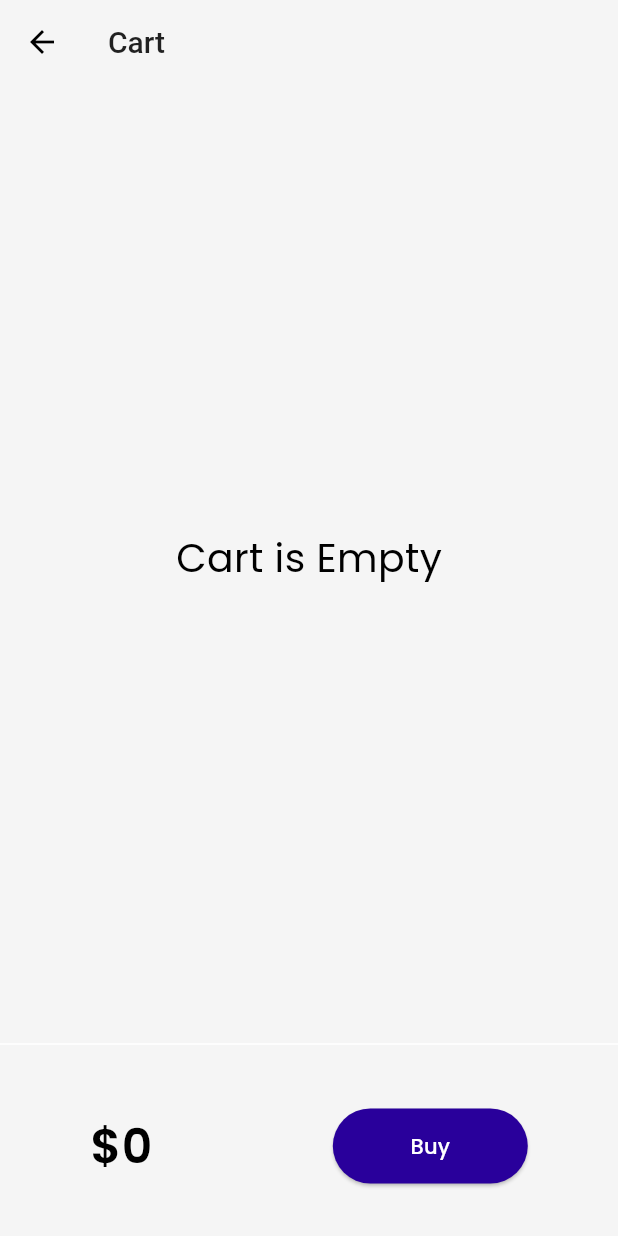
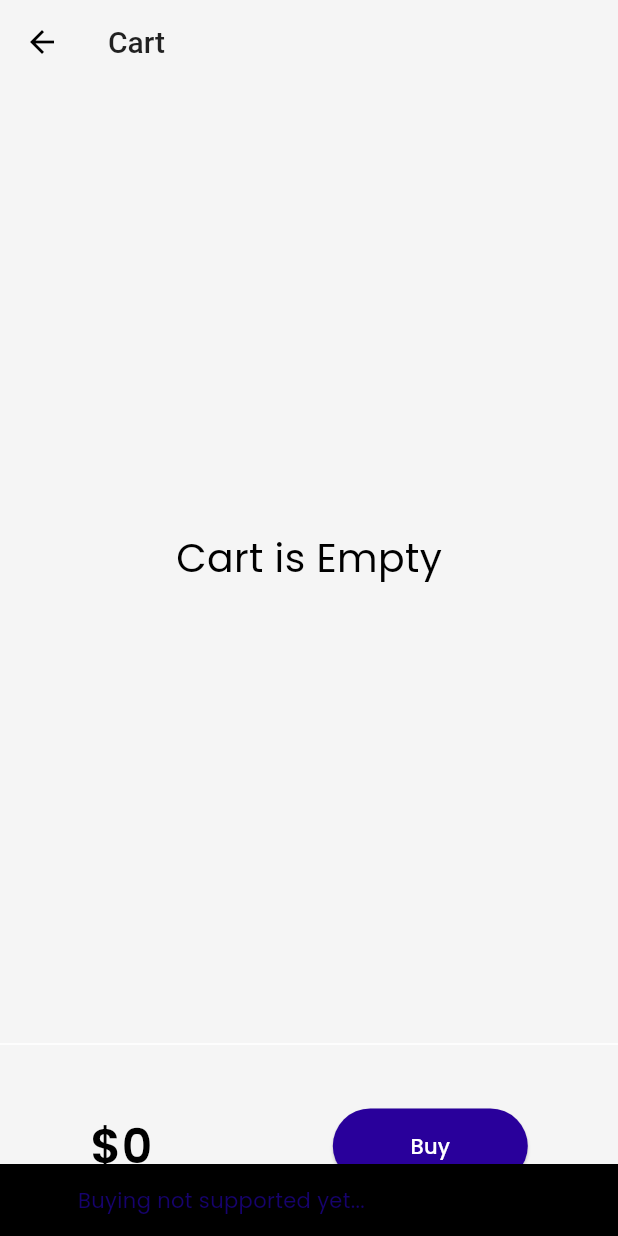
Before and after one commit to RajatKhoware/30_days_of_flutter, a Flutter app: the CartPage screen opened by its route, after a tap on "Buy", on a phone screen of 412 x 824 dp. Run offline on Flutter 3.47's test engine with Material 2 defaults, Android fonts, the phone set to English and light mode, and no system bars; drawn by our look-alikes of velocity_x; our stand-ins replace google_fonts; network calls fail.

Commit message:
small changes

```diff
--- a/lib/models/catalog.dart
+++ b/lib/models/catalog.dart
@@ -1,4 +1,3 @@
-import 'package:flutter/foundation.dart';
 import 'package:flutter_application_1/models/cart_model.dart';
 
 class CatalogModel {
--- a/lib/pages/cart.dart
+++ b/lib/pages/cart.dart
@@ -1,7 +1,6 @@
 import 'package:flutter/material.dart';
 import 'package:flutter_application_1/models/cart_model.dart';
 import 'package:velocity_x/velocity_x.dart';
-
 import '../core/my_store.dart';
 
 class CartPage extends StatelessWidget {
@@ -51,11 +50,11 @@ class _CartTotal extends StatelessWidget {
           ElevatedButton(
             onPressed: () {
               ScaffoldMessenger.of(context).showSnackBar(SnackBar(
-                content: "Buying not supported yet..."
+                content: "       Buying not supported yet..."
                     .text
                     .color(context.accentColor)
                     .make(),
-                duration: Duration(milliseconds: 100),
+                duration: Duration(milliseconds: 1200),
               ));
             },
             style: ButtonStyle(
--- a/lib/pages/home_page.dart
+++ b/lib/pages/home_page.dart
@@ -54,11 +54,11 @@ class _HomePageState extends State<HomePage> {
     return Scaffold(
       backgroundColor: context.canvasColor,
       floatingActionButton: VxBuilder(
-        mutations: {AddMutation, RemoveMutation},
+        mutations: const {AddMutation, RemoveMutation},
         builder: (context, _, BuildContext) => FloatingActionButton(
           onPressed: (() => Navigator.pushNamed(context, MyRoutes.cartRoute)),
+          backgroundColor: context.theme.buttonColor,
           child: Icon(CupertinoIcons.cart),
-          backgroundColor: context.theme.buttonColor,
         ).badge(
             color: context.accentColor,
             size: 20,
--- a/lib/pages/login_page.dart
+++ b/lib/pages/login_page.dart
@@ -95,7 +95,7 @@ class _LoginPageState extends State<LoginPage> {
                   height: 20.0,
                 ),
                 Material(
-                  color: context.accentColor,
+                  color: context.theme.colorScheme.secondaryContainer,
                   borderRadius: BorderRadius.circular(changebutton ? 50 : 10),
                   child: InkWell(
                     onTap: () => moveToHome(context),
--- a/lib/widgets/home_widgets/catalog_image.dart
+++ b/lib/widgets/home_widgets/catalog_image.dart
@@ -1,6 +1,5 @@
 import 'package:flutter/material.dart';
 import 'package:velocity_x/velocity_x.dart';
-import '../../widgets/theme.dart';
 
 class CatalogImage extends StatelessWidget {
   const CatalogImage({Key? key,required this.image,})  : assert(image != null),super(key: key);
--- a/lib/widgets/theme.dart
+++ b/lib/widgets/theme.dart
@@ -13,9 +13,10 @@ class MyTheme {
         canvasColor: creamColor,
         buttonColor: darkBluishColor,
         colorScheme: ColorScheme.fromSwatch().copyWith(
-          secondary: darkBluishColor,
           primary: Color.fromARGB(255, 41, 0, 155),
           primaryContainer: Colors.black,
+          secondary: darkBluishColor,
+          secondaryContainer: darkBluishColor,
         ),
         appBarTheme: AppBarTheme(
           color: Colors.white,
@@ -32,9 +33,11 @@ class MyTheme {
         canvasColor: drakcreamColor,
         buttonColor: lightBluishColor,
         colorScheme: ColorScheme.fromSwatch().copyWith(
+            primary: Color.fromARGB(255, 3, 161, 85),
+            brightness: Brightness.dark,
             secondary: Colors.white,
-            primary: Color.fromARGB(255, 3, 161, 85),
-            brightness: Brightness.dark),
+            secondaryContainer: Colors.green,
+            ),
         appBarTheme: AppBarTheme(
           color: Colors.white,
           iconTheme: IconThemeData(color: Colors.white),
```
Also changed, not shown: lib/models/cart_model.dart (+10 -10 lines).
